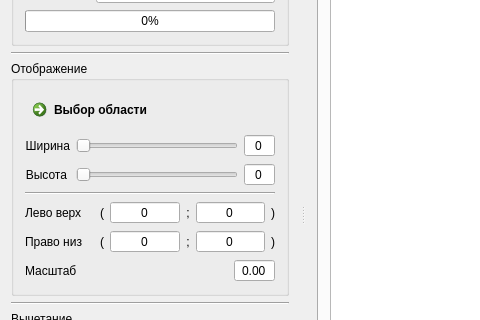
gurmaaan/SharpnessSort, file mainwindow.ui: the form before one commit; both pictures show x 0 to 480 and y 182 to 502 of the 1013 by 778 pixel window.
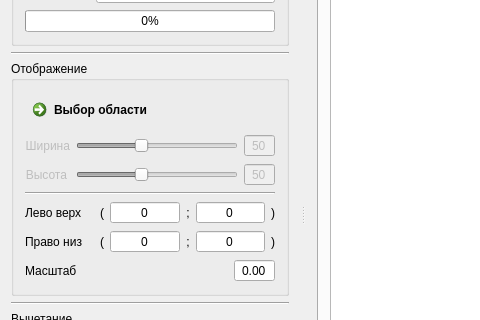
The form after the commit. Icons and pictures are not drawn. Custom widgets are drawn as their Qt base class.

```diff
--- a/mainwindow.ui
+++ b/mainwindow.ui
@@ -324,6 +324,9 @@
          <layout class="QFormLayout" name="formLayout">
           <item row="0" column="0">
            <widget class="QLabel" name="areaW_lbl">
+            <property name="enabled">
+             <bool>false</bool>
+            </property>
             <property name="text">
              <string>Ширина</string>
             </property>
@@ -339,9 +342,15 @@
            <layout class="QHBoxLayout" name="horizontalLayout_2">
             <item>
              <widget class="QSlider" name="areaW_sldr">
+              <property name="enabled">
+               <bool>false</bool>
+              </property>
               <property name="maximum">
                <number>127</number>
               </property>
+              <property name="value">
+               <number>50</number>
+              </property>
               <property name="orientation">
                <enum>Qt::Horizontal</enum>
               </property>
@@ -349,6 +358,9 @@
             </item>
             <item>
              <widget class="QSpinBox" name="areaW_sb">
+              <property name="enabled">
+               <bool>false</bool>
+              </property>
               <property name="alignment">
                <set>Qt::AlignCenter</set>
               </property>
@@ -361,12 +373,18 @@
               <property name="maximum">
                <number>127</number>
               </property>
+              <property name="value">
+               <number>50</number>
+              </property>
              </widget>
             </item>
            </layout>
           </item>
           <item row="1" column="0">
            <widget class="QLabel" name="areaH_lbl">
+            <property name="enabled">
+             <bool>false</bool>
+            </property>
             <property name="text">
              <string>Высота</string>
             </property>
@@ -382,9 +400,15 @@
            <layout class="QHBoxLayout" name="horizontalLayout">
             <item>
              <widget class="QSlider" name="areaH_sldr">
+              <property name="enabled">
+               <bool>false</bool>
+              </property>
               <property name="maximum">
                <number>127</number>
               </property>
+              <property name="value">
+               <number>50</number>
+              </property>
               <property name="orientation">
                <enum>Qt::Horizontal</enum>
               </property>
@@ -392,6 +416,9 @@
             </item>
             <item>
              <widget class="QSpinBox" name="areaH_sb">
+              <property name="enabled">
+               <bool>false</bool>
+              </property>
               <property name="alignment">
                <set>Qt::AlignCenter</set>
               </property>
@@ -404,6 +431,9 @@
               <property name="maximum">
                <number>127</number>
               </property>
+              <property name="value">
+               <number>50</number>
+              </property>
              </widget>
             </item>
            </layout>
```
Left out of the diff: 6 changed lines with no effect on the pictures.
